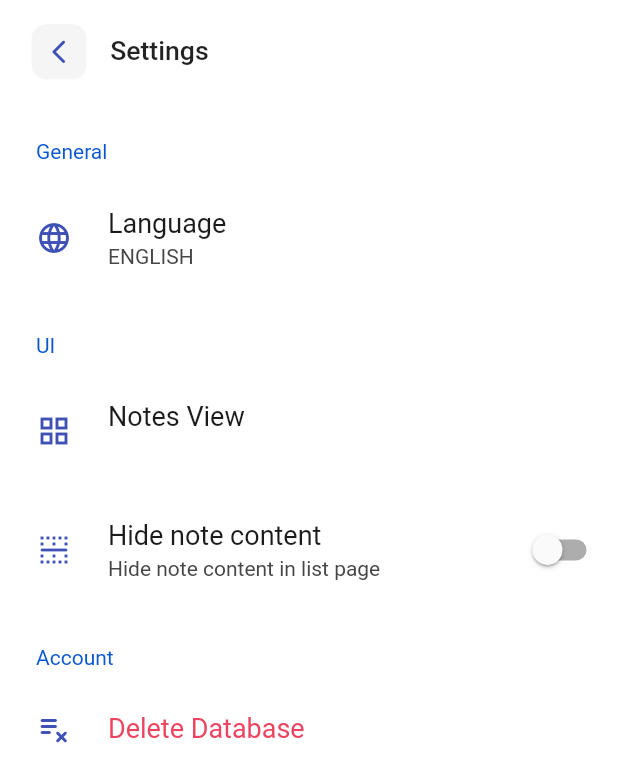
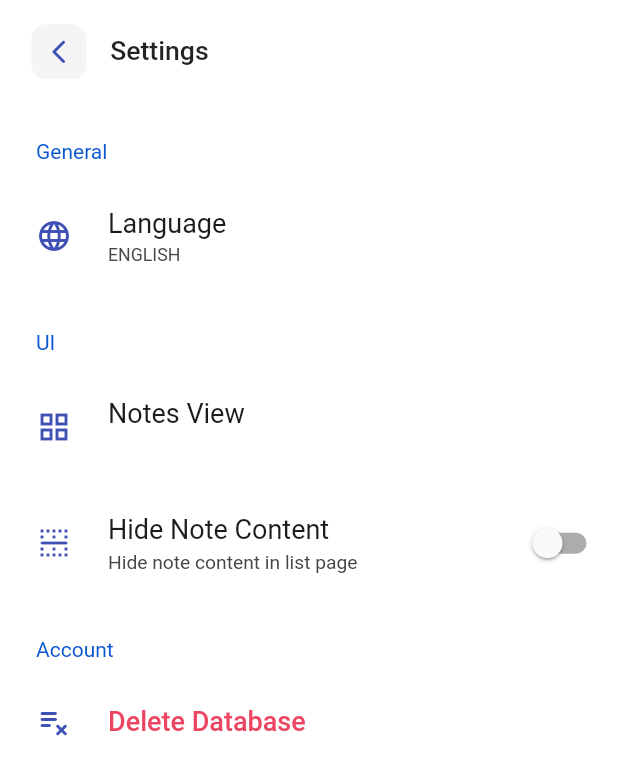
Before and after one commit to motasimfuad/deeNotes-personal_notebooks, a Flutter app: the SettingsPage screen opened by its route, on a phone screen of 412 x 824 dp. Shown: the top 782 px of the screen. Run offline on Flutter 3.47's test engine with Material 2 defaults, Android fonts, the phone set to English and light mode, and no system bars; drawn by our look-alikes of settings_ui; our stand-ins replace bloc, dartz, equatable, flash, flutter_bloc, flutter_screenutil and 6 more; accounts and stored records are empty; statements that could not run were skipped.

Commit message:
setting ui updated

```diff
--- a/lib/features/settings/presentation/pages/settings_page.dart
+++ b/lib/features/settings/presentation/pages/settings_page.dart
@@ -1,6 +1,6 @@
 import 'package:flutter/material.dart';
 import 'package:flutter_bloc/flutter_bloc.dart';
-import 'package:notebooks/core/constants/colors.dart';
+import 'package:notebooks/core/constants/constants.dart';
 import 'package:notebooks/core/router/app_router.dart';
 import 'package:notebooks/core/widgets/k_dialog.dart';
 import 'package:notebooks/features/settings/presentation/bloc/settings_bloc.dart';
@@ -97,7 +97,12 @@ class _SettingsPageState extends State<SettingsPage> {
             SettingsTile.navigation(
               leading: const Icon(Icons.language),
               title: const Text('Language'),
-              value: Text('English'.toUpperCase()),
+              value: Text(
+                'English'.toUpperCase(),
+                style: TextStyle(
+                  fontSize: 12.sp,
+                ),
+              ),
               onPressed: (context) {
                 kSnackBar(
                   context: context,
@@ -113,7 +118,12 @@ class _SettingsPageState extends State<SettingsPage> {
             SettingsTile.navigation(
               leading: const Icon(Icons.grid_view_outlined),
               title: const Text('Notes View'),
-              value: Text(displayName.toUpperCase()),
+              value: Text(
+                displayName.toUpperCase(),
+                style: TextStyle(
+                  fontSize: 12.sp,
+                ),
+              ),
               onPressed: (context) {
                 router.pushNamed(AppRouters.noteSettingsPage);
               },
@@ -128,8 +138,13 @@ class _SettingsPageState extends State<SettingsPage> {
               },
               leading: const Icon(Icons.border_horizontal_rounded),
               initialValue: isNoteContentHidden,
-              title: const Text('Hide note content'),
-              description: const Text('Hide note content in list page'),
+              title: const Text('Hide Note Content'),
+              description: Text(
+                'Hide note content in list page',
+                style: TextStyle(
+                  fontSize: 13.sp,
+                ),
+              ),
               onToggle: (val) {
                 context.read<SettingsBloc>().add(
                       ToggleNoteContentViewEvent(toggleView: val),
@@ -147,6 +162,7 @@ class _SettingsPageState extends State<SettingsPage> {
                 'Delete Database',
                 style: TextStyle(
                   color: KColors.danger,
+                  fontWeight: FontWeight.w500,
                 ),
               ),
               onPressed: (context) {
```
